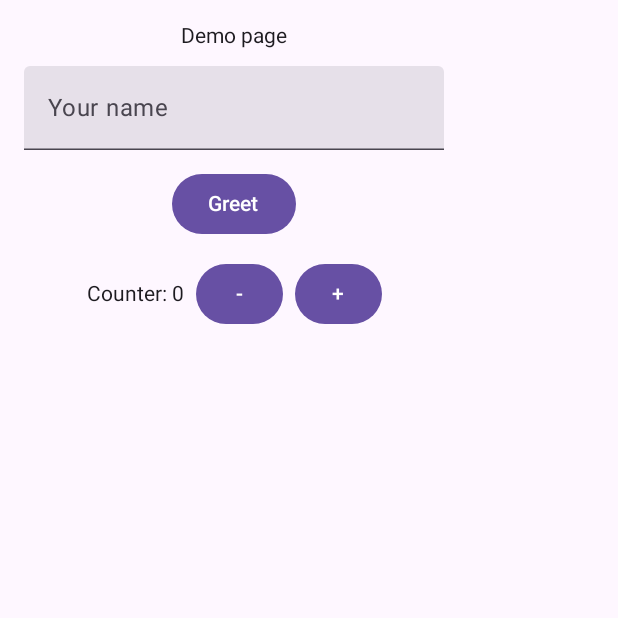
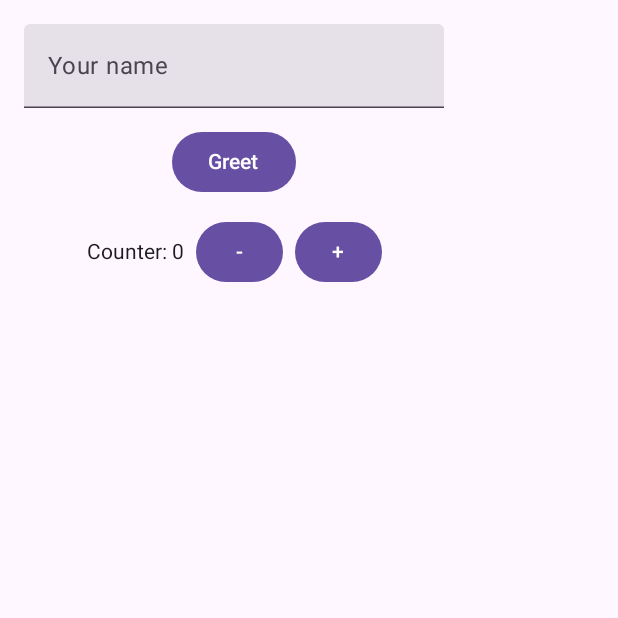
Before and after one commit to OmyDaGreat/Flute, an Android app built with Jetpack Compose: the composable DemoScreen shown on its own in the app's theme, on a phone screen of 412 x 824 dp, the top half of it. Run offline under Robolectric (Android 15) with nearby library versions, the light colour scheme and no system bars.

Commit message:
feat(demo): remove extra title

```diff
--- a/shared/src/commonMain/kotlin/xyz/malefic/flute/screens/DemoScreen.kt
+++ b/shared/src/commonMain/kotlin/xyz/malefic/flute/screens/DemoScreen.kt
@@ -27,8 +27,6 @@ fun DemoScreen(modifier: Modifier = Modifier) {
         Arrangement.spacedBy(12.dp),
         Alignment.CenterHorizontally,
     ) {
-        Text("Demo page")
-
         TextField(
             value = name,
             onValueChange = { name = it },
```
